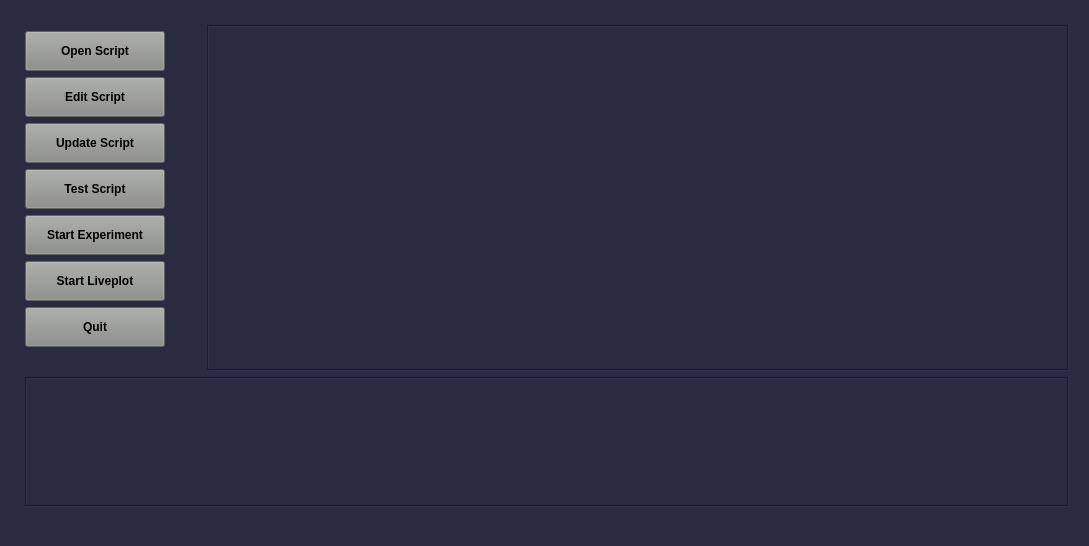
First picture: the form in atomize/main/gui/main_window.ui, repository Anatoly1010/Atomize, before the edit.
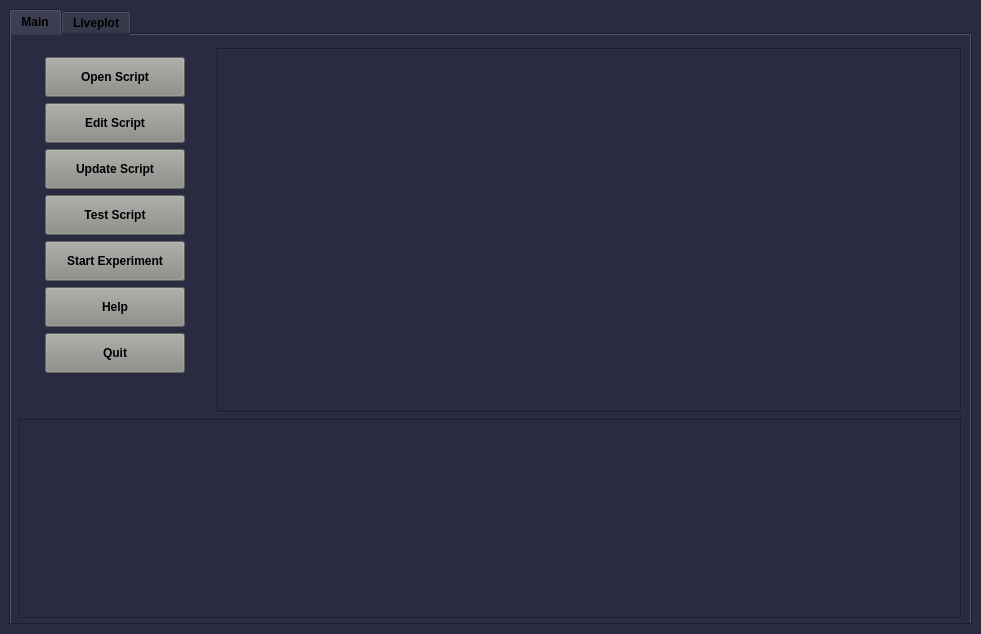
Second picture: the form after the edit. Custom widgets are drawn as their Qt base class.

Commit message: 11-04-2021; A massive update. Liveplot has been embedded into the main window.

What changed in the file:
```diff
--- a/atomize/main/gui/main_window.ui
+++ b/atomize/main/gui/main_window.ui
@@ -6,8 +6,8 @@
    <rect>
     <x>0</x>
     <y>0</y>
-    <width>1089</width>
-    <height>546</height>
+    <width>981</width>
+    <height>634</height>
    </rect>
   </property>
   <property name="sizePolicy">
@@ -40,22 +40,96 @@
   </property>
   <widget class="QWidget" name="centralwidget">
    <layout class="QGridLayout" name="gridLayout">
+    <item row="0" column="0">
+     <widget class="QTabWidget" name="tabwidget">
+      <property name="font">
+       <font>
+        <weight>75</weight>
+        <bold>true</bold>
+       </font>
+      </property>
+      <property name="focusPolicy">
+       <enum>Qt::TabFocus</enum>
+      </property>
+      <property name="tabShape">
+       <enum>QTabWidget::Rounded</enum>
+      </property>
+      <property name="currentIndex">
+       <number>0</number>
+      </property>
+      <property name="iconSize">
+       <size>
+        <width>16</width>
+        <height>16</height>
+       </size>
+      </property>
+      <property name="elideMode">
+       <enum>Qt::ElideNone</enum>
+      </property>
+      <property name="tabBarAutoHide">
+       <bool>false</bool>
+      </property>
+      <widget class="QWidget" name="tab">
+       <attribute name="title">
+        <string>Main</string>
+       </attribute>
+       <layout class="QGridLayout" name="gridLayout_3">
     <property name="leftMargin">
-     <number>0</number>
+         <number>8</number>
     </property>
     <property name="topMargin">
-     <number>25</number>
+         <number>6</number>
     </property>
     <property name="rightMargin">
-     <number>20</number>
+         <number>4</number>
     </property>
     <property name="bottomMargin">
-     <number>1</number>
-    </property>
-    <property name="verticalSpacing">
-     <number>6</number>
-    </property>
-    <item row="1" column="1">
+         <number>4</number>
+        </property>
+        <item row="0" column="0">
+         <layout class="QGridLayout" name="gridLayout_tab" rowstretch="0,0,0,0,0,0,0,0,0,0,0,0" columnstretch="0,0,0,0,0">
+          <property name="sizeConstraint">
+           <enum>QLayout::SetMinAndMaxSize</enum>
+          </property>
+          <property name="topMargin">
+           <number>4</number>
+          </property>
+          <item row="2" column="4">
+           <spacer name="horizontalSpacer_4">
+            <property name="orientation">
+             <enum>Qt::Horizontal</enum>
+            </property>
+            <property name="sizeHint" stdset="0">
+             <size>
+              <width>4</width>
+              <height>20</height>
+             </size>
+            </property>
+           </spacer>
+          </item>
+          <item row="6" column="1">
+           <widget class="QPushButton" name="button_start">
+            <property name="minimumSize">
+             <size>
+              <width>140</width>
+              <height>40</height>
+             </size>
+            </property>
+            <property name="font">
+             <font>
+              <weight>75</weight>
+              <bold>true</bold>
+             </font>
+            </property>
+            <property name="styleSheet">
+             <string notr="true">background-color: rgb(136, 138, 133);</string>
+            </property>
+            <property name="text">
+             <string>Start Experiment</string>
+            </property>
+           </widget>
+          </item>
+          <item row="2" column="1">
      <widget class="QPushButton" name="button_open">
       <property name="sizePolicy">
        <sizepolicy hsizetype="Minimum" vsizetype="Fixed">
@@ -83,99 +157,36 @@
       </property>
      </widget>
     </item>
-    <item row="2" column="1">
-     <widget class="QPushButton" name="button_edit">
-      <property name="minimumSize">
+          <item row="2" column="2">
+           <spacer name="horizontalSpacer">
+            <property name="orientation">
+             <enum>Qt::Horizontal</enum>
+            </property>
+            <property name="sizeHint" stdset="0">
        <size>
-        <width>140</width>
-        <height>40</height>
-       </size>
-      </property>
-      <property name="font">
-       <font>
-        <weight>75</weight>
-        <bold>true</bold>
-       </font>
-      </property>
-      <property name="styleSheet">
-       <string notr="true">background-color: rgb(136, 138, 133);</string>
-      </property>
-      <property name="text">
-       <string>Edit Script</string>
-      </property>
-     </widget>
-    </item>
-    <item row="0" column="1">
-     <spacer name="verticalSpacer_6">
+              <width>15</width>
+              <height>20</height>
+             </size>
+            </property>
+           </spacer>
+          </item>
+          <item row="1" column="1">
+           <spacer name="verticalSpacer_4">
       <property name="orientation">
        <enum>Qt::Vertical</enum>
       </property>
+            <property name="sizeType">
+             <enum>QSizePolicy::Fixed</enum>
+            </property>
       <property name="sizeHint" stdset="0">
        <size>
         <width>20</width>
-        <height>40</height>
+              <height>0</height>
        </size>
       </property>
      </spacer>
     </item>
     <item row="4" column="1">
-     <widget class="QPushButton" name="button_test">
-      <property name="minimumSize">
-       <size>
-        <width>0</width>
-        <height>40</height>
-       </size>
-      </property>
-      <property name="font">
-       <font>
-        <weight>75</weight>
-        <bold>true</bold>
-       </font>
-      </property>
-      <property name="styleSheet">
-       <string notr="true">background-color: rgb(136, 138, 133);</string>
-      </property>
-      <property name="text">
-       <string>Test Script</string>
-      </property>
-     </widget>
-    </item>
-    <item row="10" column="1">
-     <spacer name="verticalSpacer">
-      <property name="orientation">
-       <enum>Qt::Vertical</enum>
-      </property>
-      <property name="sizeHint" stdset="0">
-       <size>
-        <width>20</width>
-        <height>56</height>
-       </size>
-      </property>
-     </spacer>
-    </item>
-    <item row="5" column="1">
-     <widget class="QPushButton" name="button_start">
-      <property name="minimumSize">
-       <size>
-        <width>140</width>
-        <height>40</height>
-       </size>
-      </property>
-      <property name="font">
-       <font>
-        <weight>75</weight>
-        <bold>true</bold>
-       </font>
-      </property>
-      <property name="styleSheet">
-       <string notr="true">background-color: rgb(136, 138, 133);</string>
-      </property>
-      <property name="text">
-       <string>Start Experiment</string>
-      </property>
-     </widget>
-    </item>
-    <item row="3" column="1">
      <widget class="QPushButton" name="button_reload">
       <property name="minimumSize">
        <size>
@@ -197,94 +208,23 @@
       </property>
      </widget>
     </item>
-    <item row="1" column="2">
-     <spacer name="horizontalSpacer">
+          <item row="1" column="0">
+           <spacer name="verticalSpacer_6">
       <property name="orientation">
-       <enum>Qt::Horizontal</enum>
-      </property>
-      <property name="sizeHint" stdset="0">
-       <size>
-        <width>30</width>
-        <height>20</height>
-       </size>
-      </property>
-     </spacer>
-    </item>
-    <item row="11" column="1">
-     <spacer name="verticalSpacer_3">
-      <property name="orientation">
        <enum>Qt::Vertical</enum>
       </property>
-      <property name="sizeHint" stdset="0">
-       <size>
-        <width>20</width>
-        <height>40</height>
-       </size>
-      </property>
-     </spacer>
-    </item>
-    <item row="13" column="1">
-     <spacer name="verticalSpacer_2">
-      <property name="orientation">
-       <enum>Qt::Vertical</enum>
-      </property>
+            <property name="sizeType">
+             <enum>QSizePolicy::Fixed</enum>
+            </property>
       <property name="sizeHint" stdset="0">
        <size>
         <width>20</width>
-        <height>30</height>
+              <height>3</height>
        </size>
       </property>
      </spacer>
     </item>
-    <item row="12" column="1" colspan="3">
-     <widget class="CodeEditor" name="text_errors">
-      <property name="minimumSize">
-       <size>
-        <width>0</width>
-        <height>130</height>
-       </size>
-      </property>
-      <property name="font">
-       <font>
-        <family>Arial</family>
-        <pointsize>9</pointsize>
-        <weight>75</weight>
-        <bold>true</bold>
-       </font>
-      </property>
-      <property name="mouseTracking">
-       <bool>false</bool>
-      </property>
-      <property name="focusPolicy">
-       <enum>Qt::StrongFocus</enum>
-      </property>
-      <property name="contextMenuPolicy">
-       <enum>Qt::CustomContextMenu</enum>
-      </property>
-      <property name="styleSheet">
-       <string notr="true"/>
-      </property>
-      <property name="frameShape">
-       <enum>QFrame::Box</enum>
-      </property>
-      <property name="frameShadow">
-       <enum>QFrame::Sunken</enum>
-      </property>
-      <property name="lineWidth">
-       <number>1</number>
-      </property>
-      <property name="verticalScrollBarPolicy">
-       <enum>Qt::ScrollBarAsNeeded</enum>
-      </property>
-      <property name="sizeAdjustPolicy">
-       <enum>QAbstractScrollArea::AdjustToContentsOnFirstShow</enum>
-      </property>
-      <property name="readOnly">
-       <bool>true</bool>
-      </property>
-     </widget>
-    </item>
-    <item row="0" column="3" rowspan="12">
+          <item row="1" column="3" rowspan="10">
      <widget class="CodeEditor" name="textEdit">
       <property name="sizePolicy">
        <sizepolicy hsizetype="Expanding" vsizetype="Expanding">
@@ -335,24 +275,75 @@
       </property>
      </widget>
     </item>
-    <item row="12" column="0">
-     <spacer name="horizontalSpacer_3">
+          <item row="0" column="1">
+           <spacer name="verticalSpacer_5">
       <property name="orientation">
-       <enum>Qt::Horizontal</enum>
+             <enum>Qt::Vertical</enum>
+            </property>
+            <property name="sizeType">
+             <enum>QSizePolicy::Fixed</enum>
       </property>
       <property name="sizeHint" stdset="0">
        <size>
-        <width>25</width>
-        <height>20</height>
+              <width>20</width>
+              <height>3</height>
        </size>
       </property>
      </spacer>
     </item>
-    <item row="6" column="1">
-     <widget class="QPushButton" name="button_liveplot">
+          <item row="11" column="0" colspan="4">
+           <widget class="CodeEditor" name="text_errors">
       <property name="minimumSize">
        <size>
         <width>0</width>
+              <height>200</height>
+             </size>
+            </property>
+            <property name="font">
+             <font>
+              <family>Arial</family>
+              <pointsize>9</pointsize>
+              <weight>75</weight>
+              <bold>true</bold>
+             </font>
+            </property>
+            <property name="mouseTracking">
+             <bool>false</bool>
+            </property>
+            <property name="focusPolicy">
+             <enum>Qt::StrongFocus</enum>
+            </property>
+            <property name="contextMenuPolicy">
+             <enum>Qt::CustomContextMenu</enum>
+            </property>
+            <property name="styleSheet">
+             <string notr="true"/>
+            </property>
+            <property name="frameShape">
+             <enum>QFrame::Box</enum>
+            </property>
+            <property name="frameShadow">
+             <enum>QFrame::Sunken</enum>
+            </property>
+            <property name="lineWidth">
+             <number>1</number>
+            </property>
+            <property name="verticalScrollBarPolicy">
+             <enum>Qt::ScrollBarAsNeeded</enum>
+            </property>
+            <property name="sizeAdjustPolicy">
+             <enum>QAbstractScrollArea::AdjustToContentsOnFirstShow</enum>
+            </property>
+            <property name="readOnly">
+             <bool>true</bool>
+            </property>
+           </widget>
+          </item>
+          <item row="3" column="1">
+           <widget class="QPushButton" name="button_edit">
+            <property name="minimumSize">
+             <size>
+              <width>140</width>
         <height>40</height>
        </size>
       </property>
@@ -366,24 +357,24 @@
        <string notr="true">background-color: rgb(136, 138, 133);</string>
       </property>
       <property name="text">
-       <string>Start Liveplot</string>
+             <string>Edit Script</string>
       </property>
      </widget>
     </item>
-    <item row="1" column="0">
-     <spacer name="horizontalSpacer_2">
+          <item row="9" column="1" rowspan="2">
+           <spacer name="verticalSpacer">
       <property name="orientation">
-       <enum>Qt::Horizontal</enum>
+             <enum>Qt::Vertical</enum>
       </property>
       <property name="sizeHint" stdset="0">
        <size>
-        <width>25</width>
-        <height>20</height>
+              <width>20</width>
+              <height>56</height>
        </size>
       </property>
      </spacer>
     </item>
-    <item row="7" column="1">
+          <item row="8" column="1">
      <widget class="QPushButton" name="button_quit">
       <property name="minimumSize">
        <size>
@@ -405,9 +396,98 @@
       </property>
      </widget>
     </item>
-   </layout>
-  </widget>
-  <widget class="QStatusBar" name="statusbar"/>
+          <item row="9" column="2" rowspan="2">
+           <spacer name="verticalSpacer_3">
+            <property name="orientation">
+             <enum>Qt::Vertical</enum>
+            </property>
+            <property name="sizeHint" stdset="0">
+             <size>
+              <width>20</width>
+              <height>40</height>
+             </size>
+            </property>
+           </spacer>
+          </item>
+          <item row="2" column="0">
+           <spacer name="horizontalSpacer_2">
+            <property name="orientation">
+             <enum>Qt::Horizontal</enum>
+            </property>
+            <property name="sizeHint" stdset="0">
+             <size>
+              <width>15</width>
+              <height>20</height>
+             </size>
+            </property>
+           </spacer>
+          </item>
+          <item row="5" column="1">
+           <widget class="QPushButton" name="button_test">
+            <property name="minimumSize">
+             <size>
+              <width>0</width>
+              <height>40</height>
+             </size>
+            </property>
+            <property name="font">
+             <font>
+              <weight>75</weight>
+              <bold>true</bold>
+             </font>
+            </property>
+            <property name="styleSheet">
+             <string notr="true">background-color: rgb(136, 138, 133);</string>
+            </property>
+            <property name="text">
+             <string>Test Script</string>
+            </property>
+           </widget>
+          </item>
+          <item row="7" column="1">
+           <widget class="QPushButton" name="button_help">
+            <property name="minimumSize">
+             <size>
+              <width>0</width>
+              <height>40</height>
+             </size>
+            </property>
+            <property name="font">
+             <font>
+              <weight>75</weight>
+              <bold>true</bold>
+             </font>
+            </property>
+            <property name="styleSheet">
+             <string notr="true">background-color: rgb(136, 138, 133);</string>
+            </property>
+            <property name="text">
+             <string>Help</string>
+            </property>
+           </widget>
+          </item>
+         </layout>
+        </item>
+       </layout>
+      </widget>
+      <widget class="QWidget" name="tab_liveplot">
+       <attribute name="title">
+        <string>Liveplot</string>
+       </attribute>
+       <layout class="QGridLayout" name="gridLayout_6">
+        <item row="0" column="0">
+         <layout class="QGridLayout" name="gridLayout_tab_liveplot">
+          <property name="sizeConstraint">
+           <enum>QLayout::SetFixedSize</enum>
+          </property>
+         </layout>
+        </item>
+       </layout>
+      </widget>
+     </widget>
+    </item>
+   </layout>
+  </widget>
   <widget class="QMenuBar" name="menubar">
    <property name="geometry">
     <rect>
```
Left out of the diff: 7 changed lines with no effect on the pictures. Lines whose indentation alone changed are shown as unchanged. The commit also changes 22 other files.
